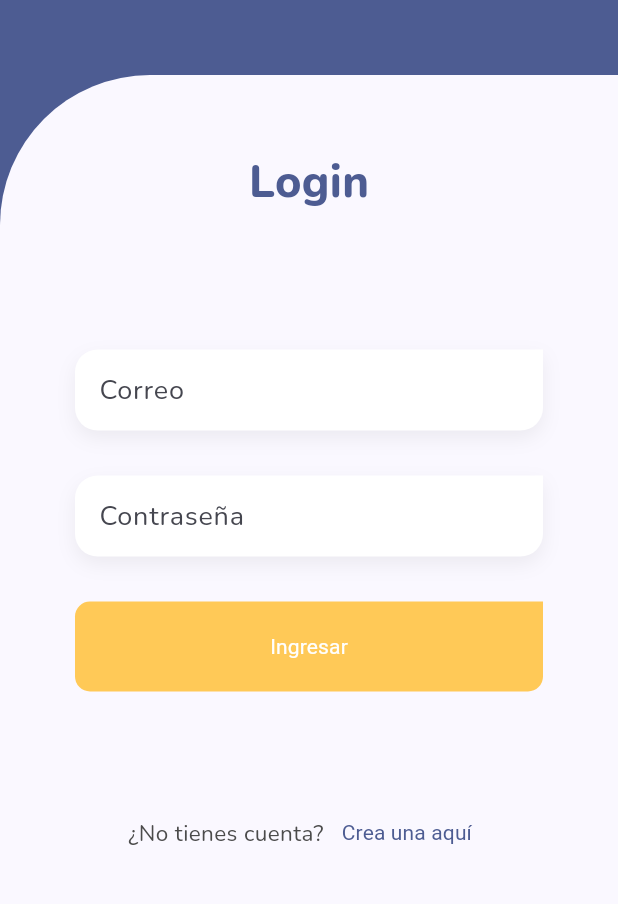
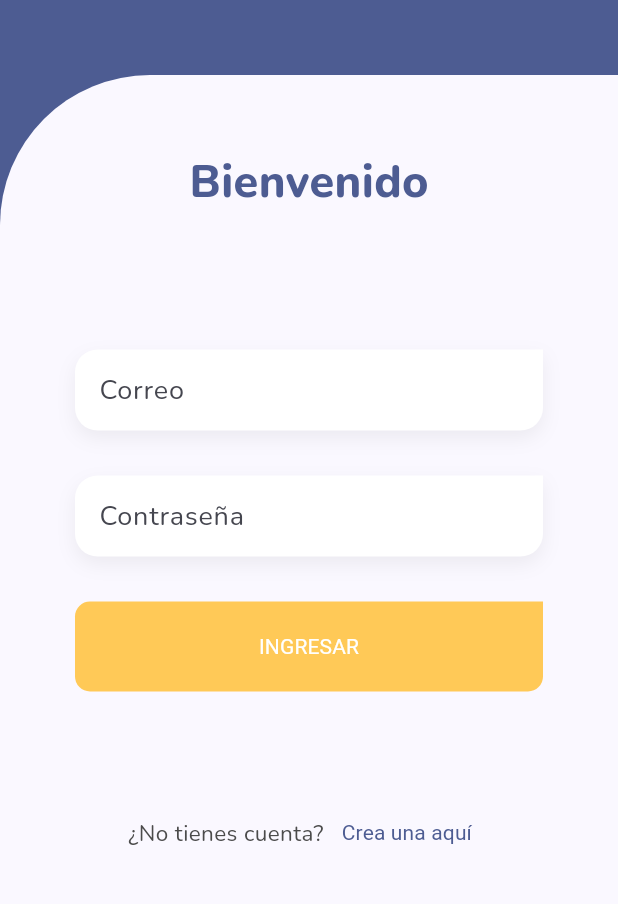
Before and after one commit to SpeakApp-UNLaM/speakapp-frontend, a Flutter app: the screen it shows after launch, on a phone screen of 412 x 824 dp, the part 270-1174 px from its top. Run offline on Flutter 3.47's test engine with Material 2 defaults, Android fonts, the phone set to English and light mode, and no system bars; our stand-ins replace curved_navigation_bar, dio, flutter_native_splash, flutter_tts, fluttertoast, formz and 7 more; missing offline and left inert: flutter_sound; Roboto replaces fonts that are missing (IkkaRounded).

Commit message:
pequeños cambios a login

```diff
--- a/lib/auth/user.dart
+++ b/lib/auth/user.dart
@@ -1,7 +1,7 @@
 class User {
   int userId;
   String username;
-    String firstName;
+  String firstName;
   String lastName;
 
   String email;
--- a/lib/presentations/screens/auth/screens/login_screen.dart
+++ b/lib/presentations/screens/auth/screens/login_screen.dart
@@ -66,7 +66,7 @@ class _LoginForm extends StatelessWidget {
       child: Column(
         children: [
           const SizedBox(height: 50),
-          Text('Login', style:
+          Text('Bienvenido', style:
           GoogleFonts.nunito(
                 textStyle: TextStyle(fontSize: 30, color: Theme.of(context).primaryColor, fontWeight: FontWeight.w800))),
           const SizedBox(height: 90),
@@ -88,7 +88,7 @@ class _LoginForm extends StatelessWidget {
               width: double.infinity,
               height: 60,
               child: CustomFilledButton(
-                text: 'Ingresar',
+                text: 'INGRESAR',
                 buttonColor: colorList[0],
                 onPressed: () {
                   context.read<LoginProvider>().onFormSubmit(context);
```
